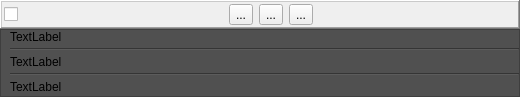
First picture: the form in ui/item.ui, repository iceanimations/shot_subm_use_multishot, before the edit.
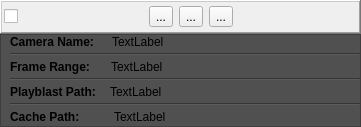
Second picture: the form after the edit.

Commit message: export cache feature implemented

Patch:
```diff
--- a/ui/item.ui
+++ b/ui/item.ui
@@ -6,8 +6,8 @@
    <rect>
     <x>0</x>
     <y>0</y>
-    <width>520</width>
-    <height>95</height>
+    <width>361</width>
+    <height>127</height>
    </rect>
   </property>
   <property name="windowTitle">
@@ -161,6 +161,21 @@
          <number>2</number>
         </property>
         <item>
+         <layout class="QHBoxLayout" name="horizontalLayout_5">
+          <item>
+           <widget class="QLabel" name="label_3">
+            <property name="font">
+             <font>
+              <weight>75</weight>
+              <bold>true</bold>
+             </font>
+            </property>
+            <property name="text">
+             <string>Camera Name: </string>
+            </property>
+           </widget>
+          </item>
+          <item>
          <widget class="QLabel" name="cameraLabel">
           <property name="sizePolicy">
            <sizepolicy hsizetype="Expanding" vsizetype="Preferred">
@@ -174,7 +189,12 @@
           <property name="text">
            <string>TextLabel</string>
           </property>
-         </widget>
+            <property name="indent">
+             <number>10</number>
+            </property>
+           </widget>
+          </item>
+         </layout>
         </item>
         <item>
          <widget class="Line" name="line_2">
@@ -184,6 +204,21 @@
          </widget>
         </item>
         <item>
+         <layout class="QHBoxLayout" name="horizontalLayout_6">
+          <item>
+           <widget class="QLabel" name="label_4">
+            <property name="font">
+             <font>
+              <weight>75</weight>
+              <bold>true</bold>
+             </font>
+            </property>
+            <property name="text">
+             <string>Frame Range:  </string>
+            </property>
+           </widget>
+          </item>
+          <item>
          <widget class="QLabel" name="frameLabel">
           <property name="sizePolicy">
            <sizepolicy hsizetype="Expanding" vsizetype="Preferred">
@@ -197,7 +232,12 @@
           <property name="text">
            <string>TextLabel</string>
           </property>
-         </widget>
+            <property name="indent">
+             <number>10</number>
+            </property>
+           </widget>
+          </item>
+         </layout>
         </item>
         <item>
          <widget class="Line" name="line_3">
@@ -207,7 +247,22 @@
          </widget>
         </item>
         <item>
-         <widget class="QLabel" name="pathLabel">
+         <layout class="QHBoxLayout" name="horizontalLayout_3">
+          <item>
+           <widget class="QLabel" name="label">
+            <property name="font">
+             <font>
+              <weight>75</weight>
+              <bold>true</bold>
+             </font>
+            </property>
+            <property name="text">
+             <string>Playblast Path:</string>
+            </property>
+           </widget>
+          </item>
+          <item>
+           <widget class="QLabel" name="playblastPathLabel">
           <property name="sizePolicy">
            <sizepolicy hsizetype="Expanding" vsizetype="Preferred">
             <horstretch>0</horstretch>
@@ -220,7 +275,52 @@
           <property name="text">
            <string>TextLabel</string>
           </property>
-         </widget>
+            <property name="indent">
+             <number>10</number>
+            </property>
+           </widget>
+          </item>
+         </layout>
+        </item>
+        <item>
+         <widget class="Line" name="line">
+          <property name="orientation">
+           <enum>Qt::Horizontal</enum>
+          </property>
+         </widget>
+        </item>
+        <item>
+         <layout class="QHBoxLayout" name="horizontalLayout_4">
+          <item>
+           <widget class="QLabel" name="label_2">
+            <property name="font">
+             <font>
+              <weight>75</weight>
+              <bold>true</bold>
+             </font>
+            </property>
+            <property name="text">
+             <string>Cache Path:      </string>
+            </property>
+           </widget>
+          </item>
+          <item>
+           <widget class="QLabel" name="cachePathLabel">
+            <property name="sizePolicy">
+             <sizepolicy hsizetype="Expanding" vsizetype="Preferred">
+              <horstretch>0</horstretch>
+              <verstretch>0</verstretch>
+             </sizepolicy>
+            </property>
+            <property name="text">
+             <string>TextLabel</string>
+            </property>
+            <property name="indent">
+             <number>10</number>
+            </property>
+           </widget>
+          </item>
+         </layout>
         </item>
        </layout>
       </item>
```
Lines whose indentation alone changed are shown as unchanged. The commit also changes 8 other files.
